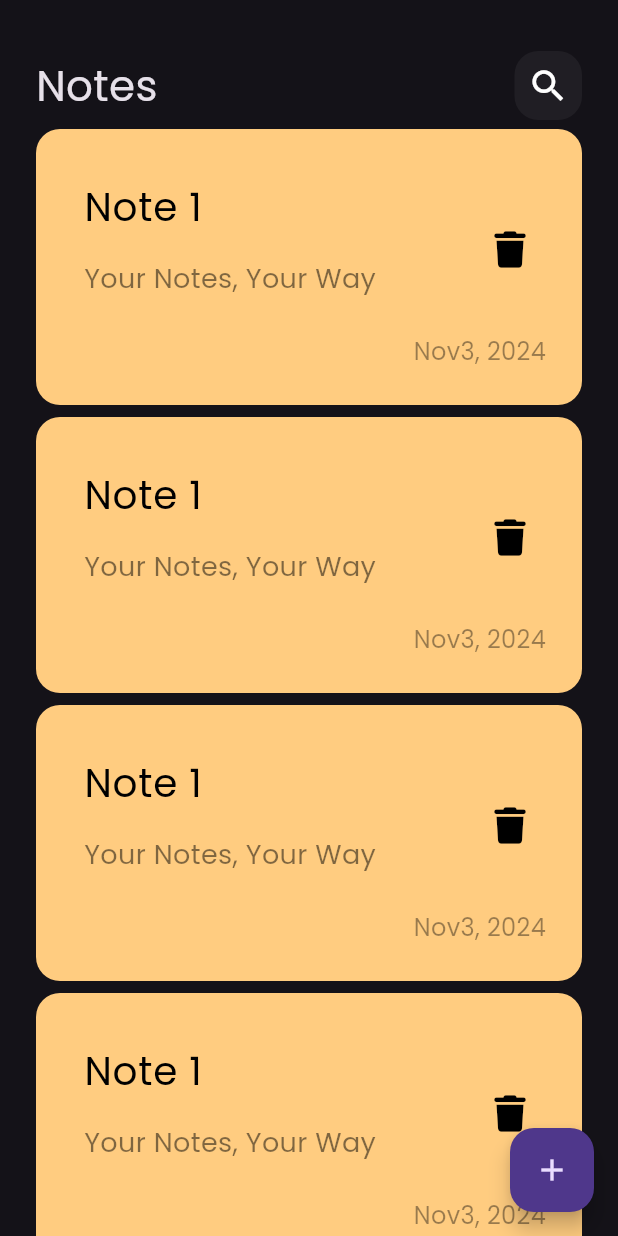
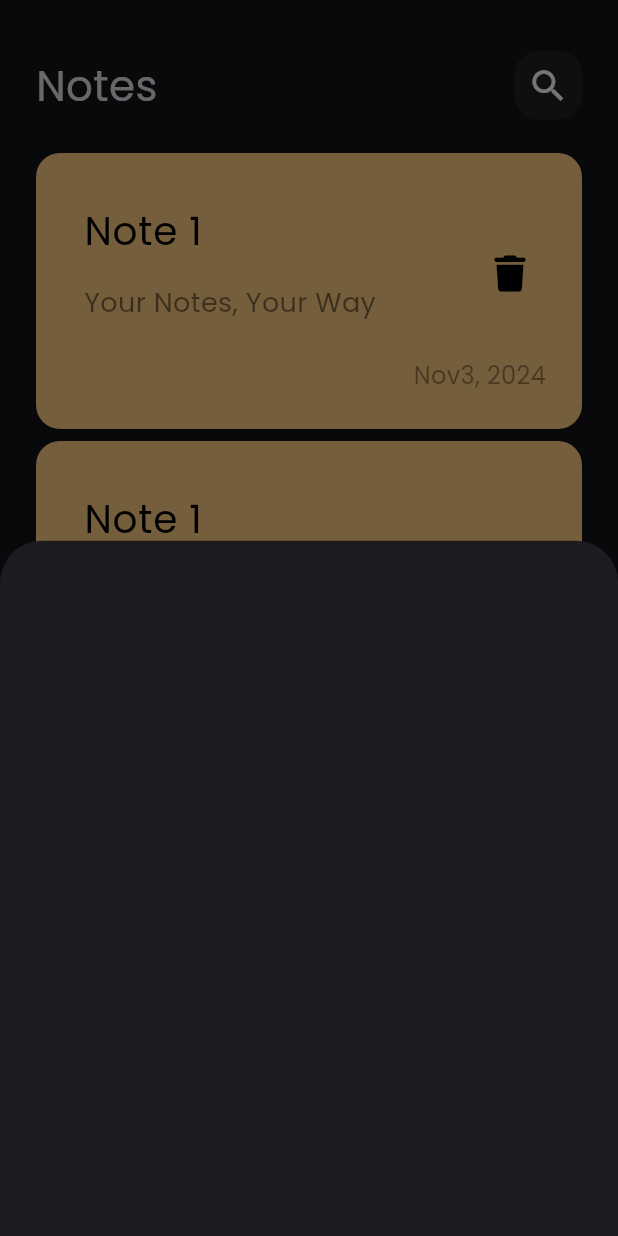
Before and after one commit to essamalrawi/notes_app, a Flutter app: the screen it shows after launch, after a tap on the "add" icon, on a phone screen of 412 x 824 dp. Run offline on Flutter 3.47's test engine with Material 3 defaults, Android fonts, the phone set to English and light mode, and no system bars; our stand-ins replace font_awesome_flutter.

Commit message:
show modle bottom sheet

```diff
--- a/lib/views/notes_view.dart
+++ b/lib/views/notes_view.dart
@@ -1,4 +1,5 @@
 import 'package:flutter/material.dart';
+import 'package:notes_app/widgets/add_note_bottom_sheet.dart';
 import 'package:notes_app/widgets/notes_view_body.dart';
 
 class NotesView extends StatelessWidget {
@@ -8,7 +9,13 @@ class NotesView extends StatelessWidget {
   Widget build(BuildContext context) {
     return Scaffold(
       floatingActionButton: FloatingActionButton(
-        onPressed: () {},
+        onPressed: () {
+          showModalBottomSheet(
+              context: context,
+              builder: (context) {
+                return const AddNoteBottomSheet();
+              });
+        },
         child: const Icon(Icons.add),
       ),
       body: const NotesViewBody(),
--- /dev/null
+++ b/lib/widgets/add_note_bottom_sheet.dart
@@ -0,0 +1,10 @@
+import 'package:flutter/material.dart';
+
+class AddNoteBottomSheet extends StatelessWidget {
+  const AddNoteBottomSheet({super.key});
+
+  @override
+  Widget build(BuildContext context) {
+    return Container();
+  }
+}
--- a/lib/widgets/notes_list_view.dart
+++ b/lib/widgets/notes_list_view.dart
@@ -6,11 +6,16 @@ class NotesListView extends StatelessWidget {
 
   @override
   Widget build(BuildContext context) {
-    return ListView.builder(itemBuilder: (context, index) {
-      return const Padding(
-        padding: EdgeInsets.symmetric(vertical: 4),
-        child: NoteItem(),
-      );
-    });
+    return Padding(
+      padding: const EdgeInsets.symmetric(vertical: 16),
+      child: ListView.builder(
+          padding: EdgeInsets.zero,
+          itemBuilder: (context, index) {
+            return const Padding(
+              padding: EdgeInsets.symmetric(vertical: 4),
+              child: NoteItem(),
+            );
+          }),
+    );
   }
 }
```
